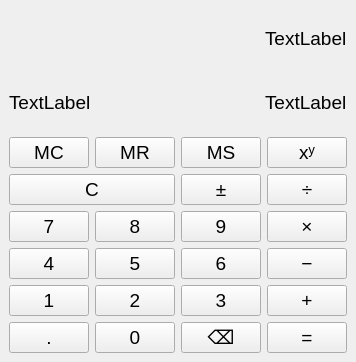
kiselevm2023/cpp-calculator, file submission/mainwindow.ui: the form before one commit.
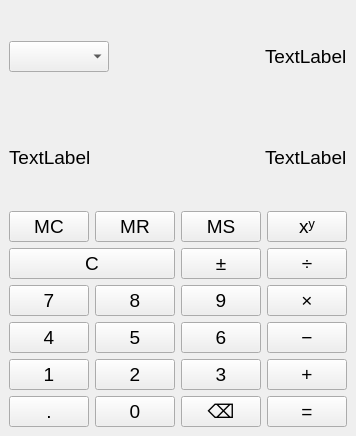
The form after the commit.

What changed in the file:
```diff
--- a/submission/mainwindow.ui
+++ b/submission/mainwindow.ui
@@ -6,8 +6,8 @@
    <rect>
     <x>0</x>
     <y>0</y>
-    <width>310</width>
-    <height>362</height>
+    <width>283</width>
+    <height>436</height>
    </rect>
   </property>
   <property name="sizePolicy">
@@ -25,8 +25,26 @@
    <string>Калькулятор</string>
   </property>
   <widget class="QWidget" name="centralwidget">
-   <layout class="QGridLayout" name="gridLayout" rowstretch="0,0,0" columnstretch="0">
+   <layout class="QGridLayout" name="gridLayout" rowstretch="0,0,0,0" columnstretch="0">
     <item row="2" column="0">
+     <layout class="QHBoxLayout" name="horizontalLayout">
+      <item>
+       <widget class="QLabel" name="l_memory">
+        <property name="text">
+         <string>TextLabel</string>
+        </property>
+       </widget>
+      </item>
+      <item alignment="Qt::AlignmentFlag::AlignRight">
+       <widget class="QLabel" name="l_result">
+        <property name="text">
+         <string>TextLabel</string>
+        </property>
+       </widget>
+      </item>
+     </layout>
+    </item>
+    <item row="3" column="0">
      <layout class="QHBoxLayout" name="horizontalLayout_2">
       <item>
        <layout class="QGridLayout" name="gridLayout_2">
@@ -213,16 +231,12 @@
      </layout>
     </item>
     <item row="1" column="0">
-     <layout class="QHBoxLayout" name="horizontalLayout">
-      <item>
-       <widget class="QLabel" name="l_memory">
-        <property name="text">
-         <string>TextLabel</string>
-        </property>
-       </widget>
+     <layout class="QHBoxLayout" name="horizontalLayout_3">
+      <item alignment="Qt::AlignmentFlag::AlignLeft">
+       <widget class="QComboBox" name="cmb_controller"/>
       </item>
       <item alignment="Qt::AlignmentFlag::AlignRight">
-       <widget class="QLabel" name="l_result">
+       <widget class="QLabel" name="l_formula">
         <property name="text">
          <string>TextLabel</string>
         </property>
@@ -230,13 +244,6 @@
       </item>
      </layout>
     </item>
-    <item row="0" column="0" alignment="Qt::AlignmentFlag::AlignRight">
-     <widget class="QLabel" name="l_formula">
-      <property name="text">
-       <string>TextLabel</string>
-      </property>
-     </widget>
-    </item>
    </layout>
   </widget>
  </widget>
```
Left out of the diff: 2 changed lines with no effect on the pictures.
